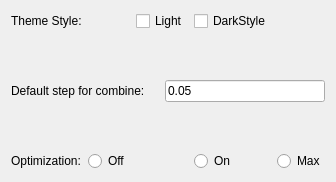
Qt form settings.ui (ReVKa/Diff) before a commit.
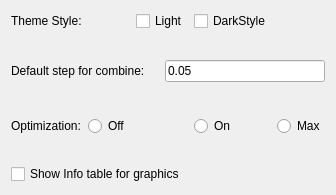
The same form after that commit.

What changed in the file:
```diff
--- a/settings.ui
+++ b/settings.ui
@@ -6,8 +6,8 @@
    <rect>
     <x>0</x>
     <y>0</y>
-    <width>323</width>
-    <height>182</height>
+    <width>320</width>
+    <height>195</height>
    </rect>
   </property>
   <property name="windowTitle">
@@ -144,6 +144,26 @@
        </property>
       </widget>
      </item>
+     <item row="5" column="0">
+      <spacer name="verticalSpacer_3">
+       <property name="orientation">
+        <enum>Qt::Vertical</enum>
+       </property>
+       <property name="sizeHint" stdset="0">
+        <size>
+         <width>20</width>
+         <height>18</height>
+        </size>
+       </property>
+      </spacer>
+     </item>
+     <item row="6" column="0" colspan="4">
+      <widget class="QCheckBox" name="checkBox_3">
+       <property name="text">
+        <string>Show Info table for graphics</string>
+       </property>
+      </widget>
+     </item>
     </layout>
    </item>
   </layout>
```
